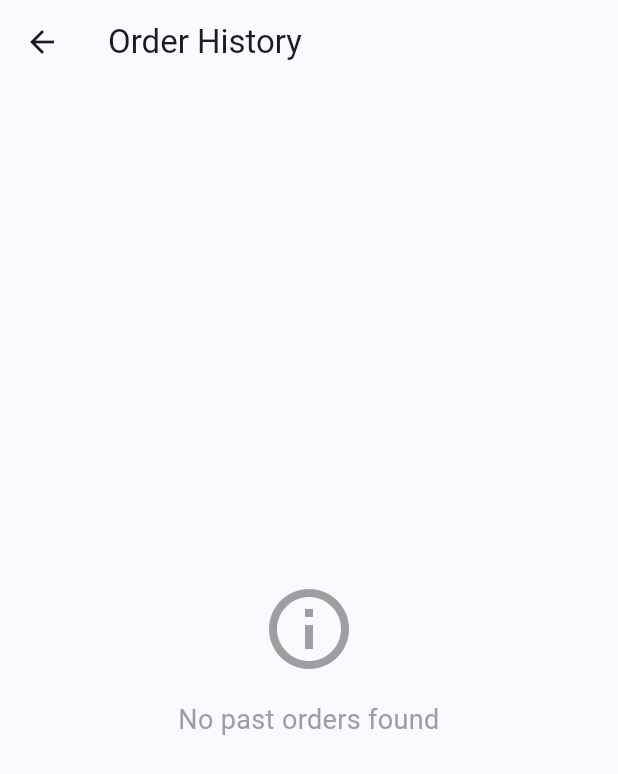
After one commit to Aafag/EshopProject, a Flutter app: the OrderHistoryScreen screen opened directly, on a phone screen of 412 x 824 dp. The commit adds this screen. Shown: the top 774 px of the screen. Run offline on Flutter 3.47's test engine with Material 3 defaults, Android fonts, the phone set to English and light mode, and no system bars; network calls fail.

Commit message:
add other features

```diff
--- a/frontend/eshop_client/lib/main.dart
+++ b/frontend/eshop_client/lib/main.dart
@@ -8,7 +8,6 @@ import 'screens/product_list_screen.dart';
 void main() {
   runApp(const EshopApp());
 }
-
 class EshopApp extends StatelessWidget {
   const EshopApp({super.key});
 
--- /dev/null
+++ b/frontend/eshop_client/lib/models/order.dart
@@ -0,0 +1,45 @@
+// lib/models/order.dart
+import 'order_item.dart';
+import 'payment_option.dart';
+
+class Order {
+  final int id;
+  final List<OrderItem> items;
+  final double totalAmount;
+  final String status; // e.g., "PENDING", "SHIPPED", "DELIVERED"
+  final DateTime createdAt;
+  final PaymentOption paymentOption;
+
+  Order({
+    required this.id,
+    required this.items,
+    required this.totalAmount,
+    required this.status,
+    required this.createdAt,
+    required this.paymentOption,
+  });
+
+  factory Order.fromJson(Map<String, dynamic> json) {
+    return Order(
+      id: json['id'],
+      items: (json['items'] as List<dynamic>)
+          .map((e) => OrderItem.fromJson(e))
+          .toList(),
+      totalAmount: (json['totalAmount'] as num).toDouble(),
+      status: json['status'] ?? 'PENDING',
+      createdAt: DateTime.parse(json['createdAt']),
+      paymentOption: PaymentOption.fromJson(json['paymentOption']),
+    );
+  }
+
+  Map<String, dynamic> toJson() {
+    return {
+      'id': id,
+      'items': items.map((e) => e.toJson()).toList(),
+      'totalAmount': totalAmount,
+      'status': status,
+      'createdAt': createdAt.toIso8601String(),
+      'paymentOption': paymentOption.toJson(),
+    };
+  }
+}
--- /dev/null
+++ b/frontend/eshop_client/lib/models/order_item.dart
@@ -0,0 +1,38 @@
+// lib/models/order_item.dart
+import 'product.dart';
+
+class OrderItem {
+  final int id;
+  final Product product;
+  final int quantity;
+  final double unitPrice;
+  final double lineTotal;
+
+  OrderItem({
+    required this.id,
+    required this.product,
+    required this.quantity,
+    required this.unitPrice,
+    required this.lineTotal,
+  });
+
+  factory OrderItem.fromJson(Map<String, dynamic> json) {
+    return OrderItem(
+      id: json['id'],
+      product: Product.fromJson(json['product']),
+      quantity: json['quantity'] ?? 1,
+      unitPrice: (json['unitPrice'] as num).toDouble(),
+      lineTotal: (json['lineTotal'] as num).toDouble(),
+    );
+  }
+
+  Map<String, dynamic> toJson() {
+    return {
+      'id': id,
+      'product': product.toJson(), // ✅ now valid
+      'quantity': quantity,
+      'unitPrice': unitPrice,
+      'lineTotal': lineTotal,
+    };
+  }
+}
--- /dev/null
+++ b/frontend/eshop_client/lib/models/payment_option.dart
@@ -0,0 +1,33 @@
+// lib/models/payment_option.dart
+enum PaymentMethod { CREDIT_CARD, PAYPAL, CASH_ON_DELIVERY }
+
+class PaymentOption {
+  final int id;
+  final PaymentMethod method;
+  final String displayName;
+
+  PaymentOption({
+    required this.id,
+    required this.method,
+    required this.displayName,
+  });
+
+  factory PaymentOption.fromJson(Map<String, dynamic> json) {
+    return PaymentOption(
+      id: json['id'],
+      method: PaymentMethod.values.firstWhere(
+        (m) => m.toString().split('.').last == json['method'],
+        orElse: () => PaymentMethod.CREDIT_CARD,
+      ),
+      displayName: json['displayName'],
+    );
+  }
+
+  Map<String, dynamic> toJson() {
+    return {
+      'id': id,
+      'method': method.toString().split('.').last,
+      'displayName': displayName,
+    };
+  }
+}
--- /dev/null
+++ b/frontend/eshop_client/lib/providers/order_provider.dart
@@ -0,0 +1,43 @@
+// lib/providers/order_provider.dart
+import 'package:flutter/foundation.dart';
+import '../models/order.dart';
+import '../services/order_service.dart';
+
+class OrderProvider extends ChangeNotifier {
+  final OrderService _service = OrderService();
+
+  List<Order> _orders = [];
+  bool _loading = false;
+  String? _error;
+
+  List<Order> get orders => _orders;
+  bool get loading => _loading;
+  String? get error => _error;
+
+  Future<void> loadOrders() async {
+    _loading = true;
+    notifyListeners();
+    try {
+      _orders = await _service.getOrders();
+      _error = null;
+    } catch (e) {
+      _error = e.toString();
+    } finally {
+      _loading = false;
+      notifyListeners();
+    }
+  }
+
+  Future<Order?> placeOrder(int paymentOptionId) async {
+    try {
+      final order = await _service.placeOrder(paymentOptionId);
+      _orders.add(order);
+      notifyListeners();
+      return order;
+    } catch (e) {
+      _error = e.toString();
+      notifyListeners();
+      return null;
+    }
+  }
+}
--- /dev/null
+++ b/frontend/eshop_client/lib/screens/order_history_screen.dart
@@ -0,0 +1,40 @@
+// lib/screens/order_history_screen.dart
+import 'package:flutter/material.dart';
+import 'package:provider/provider.dart';
+import '../providers/order_provider.dart';
+import '../widgets/empty_state.dart';
+
+class OrderHistoryScreen extends StatelessWidget {
+  const OrderHistoryScreen({super.key});
+
+  @override
+  Widget build(BuildContext context) {
+    final orders = context.watch<OrderProvider>();
+
+    return Scaffold(
+      appBar: AppBar(title: const Text('Order History')),
+      body: orders.loading
+          ? const Center(child: CircularProgressIndicator())
+          : orders.error != null
+              ? Center(child: Text('Error: ${orders.error}'))
+              : orders.orders.isEmpty
+                  ? const EmptyState(message: 'No past orders found')
+                  : ListView.builder(
+                      itemCount: orders.orders.length,
+                      itemBuilder: (_, i) {
+                        final order = orders.orders[i];
+                        return ListTile(
+                          title: Text('Order #${order.id}'),
+                          subtitle: Text(
+                            'Total: QAR ${order.totalAmount.toStringAsFixed(2)} • ${order.status}',
+                          ),
+                          trailing: Text(
+                            order.createdAt.toLocal().toString().split(' ')[0],
+                            style: const TextStyle(color: Colors.grey),
+                          ),
+                        );
+                      },
+                    ),
+    );
+  }
+}
--- /dev/null
+++ b/frontend/eshop_client/lib/services/order_service.dart
@@ -0,0 +1,35 @@
+// lib/services/order_service.dart
+import 'dart:convert';
+import 'package:http/http.dart' as http;
+import '../config/api_config.dart';
+import '../models/order.dart';
+
+class OrderService {
+  // Get all orders
+  Future<List<Order>> getOrders() async {
+    final res = await http.get(Uri.parse(ApiConfig.orders));
+    if (res.statusCode != 200) throw Exception('Failed to load orders');
+    final List<dynamic> data = json.decode(res.body);
+    return data.map((e) => Order.fromJson(e)).toList();
+  }
+
+  // Place a new order
+  Future<Order> placeOrder(int paymentOptionId) async {
+    final res = await http.post(
+      Uri.parse(ApiConfig.orders),
+      headers: {'Content-Type': 'application/json'},
+      body: json.encode({'paymentOptionId': paymentOptionId}),
+    );
+    if (res.statusCode != 200 && res.statusCode != 201) {
+      throw Exception('Failed to place order');
+    }
+    return Order.fromJson(json.decode(res.body));
+  }
+
+  // Get single order by ID
+  Future<Order> getOrder(int id) async {
+    final res = await http.get(Uri.parse('${ApiConfig.orders}/$id'));
+    if (res.statusCode != 200) throw Exception('Order not found');
+    return Order.fromJson(json.decode(res.body));
+  }
+}
--- /dev/null
+++ b/frontend/eshop_client/lib/widgets/empty_state.dart
@@ -0,0 +1,31 @@
+// lib/widgets/empty_state.dart
+import 'package:flutter/material.dart';
+
+class EmptyState extends StatelessWidget {
+  final String message;
+  final IconData icon;
+
+  const EmptyState({
+    super.key,
+    required this.message,
+    this.icon = Icons.info_outline,
+  });
+
+  @override
+  Widget build(BuildContext context) {
+    return Center(
+      child: Column(
+        mainAxisAlignment: MainAxisAlignment.center,
+        children: [
+          Icon(icon, size: 64, color: Colors.grey),
+          const SizedBox(height: 16),
+          Text(
+            message,
+            style: const TextStyle(fontSize: 18, color: Colors.grey),
+            textAlign: TextAlign.center,
+          ),
+        ],
+      ),
+    );
+  }
+}
```
Also changed, not shown: frontend/eshop_client/lib/models/cart_item.dart (added, +38 -0 lines), frontend/eshop_client/lib/models/category.dart (added, +24 -0 lines), frontend/eshop_client/lib/models/product.dart (+18 -5 lines), frontend/eshop_client/lib/providers/cart_provider.dart (added, +65 -0 lines), frontend/eshop_client/lib/providers/payment_provider.dart (added, +30 -0 lines), frontend/eshop_client/lib/screens/cart_screen.dart (added, +59 -0 lines), frontend/eshop_client/lib/screens/checkout_screen.dart (added, +47 -0 lines), frontend/eshop_client/lib/screens/order_success_screen.dart (added, +34 -0 lines), frontend/eshop_client/lib/services/cart_service.dart (added, +44 -0 lines), frontend/eshop_client/lib/services/payment_service.dart (added, +15 -0 lines), frontend/eshop_client/lib/widgets/cart_item_tile.dart (added, +40 -0 lines), frontend/eshop_client/lib/widgets/payment_option_tile.dart (added, +42 -0 lines).
